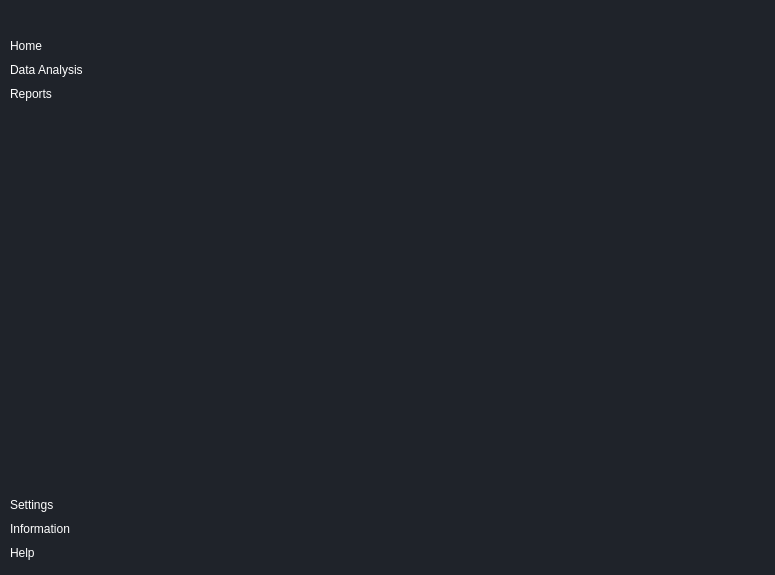
The window that modern_ui_22/ingerface.ui (foreverhary/pyside_practice) describes before a commit, drawn with Qt 5.
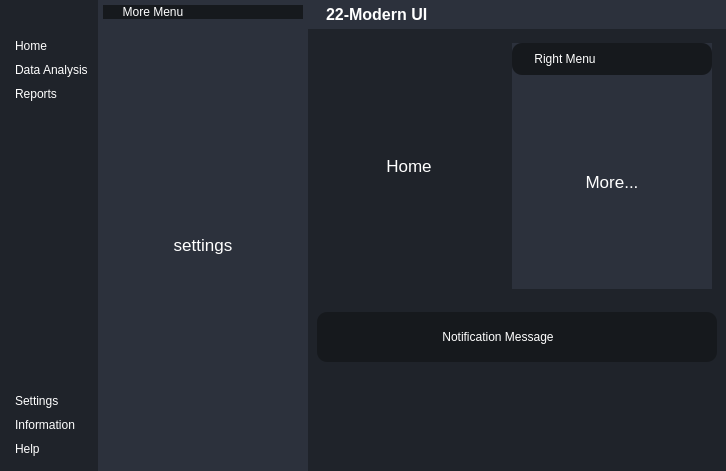
The same window after the commit. The open tabs and pages were chosen to show the change. Icons and pictures are not drawn.

Commit message: middle of ui making

Diff of the .ui file:
```diff
--- a/modern_ui_22/ingerface.ui
+++ b/modern_ui_22/ingerface.ui
@@ -6,8 +6,8 @@
    <rect>
     <x>0</x>
     <y>0</y>
-    <width>775</width>
-    <height>575</height>
+    <width>726</width>
+    <height>471</height>
    </rect>
   </property>
   <property name="windowTitle">
@@ -33,6 +33,16 @@
 	padding: 5px 10px;
 	border-top-left-radius: 10px;
 	border-bottom-left-radius: 10px;
+}
+#centerMenuSubContainer, #rightMenuSubContainer{
+	background-color: #2c313c;
+}
+#frame_4, #frame_8, #popupNotificationSubContainer{
+	background-color: #16191d;
+	border-radius: 10px;
+}
+#headerContainer, #footerContainter{
+	background-color: #2c313c;
 }</string>
   </property>
   <widget class="QWidget" name="centralwidget">
@@ -80,7 +90,7 @@
            <number>0</number>
           </property>
           <property name="leftMargin">
-           <number>0</number>
+           <number>5</number>
           </property>
           <property name="topMargin">
            <number>0</number>
@@ -340,6 +350,184 @@
       </layout>
      </widget>
     </item>
+    <item alignment="Qt::AlignLeft">
+     <widget class="QWidget" name="centerMenuContainer" native="true">
+      <property name="styleSheet">
+       <string notr="true"/>
+      </property>
+      <layout class="QVBoxLayout" name="verticalLayout_5">
+       <property name="spacing">
+        <number>0</number>
+       </property>
+       <property name="leftMargin">
+        <number>0</number>
+       </property>
+       <property name="topMargin">
+        <number>0</number>
+       </property>
+       <property name="rightMargin">
+        <number>0</number>
+       </property>
+       <property name="bottomMargin">
+        <number>0</number>
+       </property>
+       <item>
+        <widget class="QWidget" name="centerMenuSubContainer" native="true">
+         <property name="minimumSize">
+          <size>
+           <width>200</width>
+           <height>0</height>
+          </size>
+         </property>
+         <layout class="QVBoxLayout" name="verticalLayout_6">
+          <property name="spacing">
+           <number>5</number>
+          </property>
+          <property name="leftMargin">
+           <number>5</number>
+          </property>
+          <property name="topMargin">
+           <number>5</number>
+          </property>
+          <property name="rightMargin">
+           <number>5</number>
+          </property>
+          <property name="bottomMargin">
+           <number>5</number>
+          </property>
+          <item alignment="Qt::AlignTop">
+           <widget class="QFrame" name="frame_4">
+            <property name="frameShape">
+             <enum>QFrame::StyledPanel</enum>
+            </property>
+            <property name="frameShadow">
+             <enum>QFrame::Raised</enum>
+            </property>
+            <layout class="QHBoxLayout" name="horizontalLayout_4">
+             <property name="spacing">
+              <number>0</number>
+             </property>
+             <property name="leftMargin">
+              <number>0</number>
+             </property>
+             <property name="topMargin">
+              <number>0</number>
+             </property>
+             <property name="rightMargin">
+              <number>0</number>
+             </property>
+             <property name="bottomMargin">
+              <number>0</number>
+             </property>
+             <item>
+              <widget class="QLabel" name="label">
+               <property name="text">
+                <string>More Menu</string>
+               </property>
+               <property name="alignment">
+                <set>Qt::AlignCenter</set>
+               </property>
+              </widget>
+             </item>
+             <item alignment="Qt::AlignRight">
+              <widget class="QPushButton" name="pushButton">
+               <property name="toolTip">
+                <string>Close Menu</string>
+               </property>
+               <property name="text">
+                <string/>
+               </property>
+               <property name="icon">
+                <iconset resource="resources.qrc">
+                 <normaloff>:/icons/feather/x-circle.svg</normaloff>:/icons/feather/x-circle.svg</iconset>
+               </property>
+               <property name="iconSize">
+                <size>
+                 <width>24</width>
+                 <height>24</height>
+                </size>
+               </property>
+              </widget>
+             </item>
+            </layout>
+           </widget>
+          </item>
+          <item>
+           <widget class="QStackedWidget" name="stackedWidget">
+            <property name="minimumSize">
+             <size>
+              <width>200</width>
+              <height>0</height>
+             </size>
+            </property>
+            <property name="currentIndex">
+             <number>0</number>
+            </property>
+            <widget class="QWidget" name="page">
+             <layout class="QVBoxLayout" name="verticalLayout_7">
+              <item>
+               <widget class="QLabel" name="label_2">
+                <property name="font">
+                 <font>
+                  <pointsize>13</pointsize>
+                 </font>
+                </property>
+                <property name="text">
+                 <string>settings</string>
+                </property>
+                <property name="alignment">
+                 <set>Qt::AlignCenter</set>
+                </property>
+               </widget>
+              </item>
+             </layout>
+            </widget>
+            <widget class="QWidget" name="page_2">
+             <layout class="QVBoxLayout" name="verticalLayout_9">
+              <item>
+               <widget class="QLabel" name="label_4">
+                <property name="font">
+                 <font>
+                  <pointsize>13</pointsize>
+                 </font>
+                </property>
+                <property name="text">
+                 <string>Information</string>
+                </property>
+                <property name="alignment">
+                 <set>Qt::AlignCenter</set>
+                </property>
+               </widget>
+              </item>
+             </layout>
+            </widget>
+            <widget class="QWidget" name="page_3">
+             <layout class="QVBoxLayout" name="verticalLayout_8">
+              <item>
+               <widget class="QLabel" name="label_5">
+                <property name="font">
+                 <font>
+                  <pointsize>13</pointsize>
+                 </font>
+                </property>
+                <property name="text">
+                 <string>Help</string>
+                </property>
+                <property name="alignment">
+                 <set>Qt::AlignCenter</set>
+                </property>
+               </widget>
+              </item>
+             </layout>
+            </widget>
+           </widget>
+          </item>
+         </layout>
+        </widget>
+       </item>
+      </layout>
+     </widget>
+    </item>
     <item>
      <widget class="QWidget" name="mainBodyContainer" native="true">
       <property name="sizePolicy">
@@ -351,6 +539,565 @@
       <property name="toolTip">
        <string/>
       </property>
+      <property name="styleSheet">
+       <string notr="true"/>
+      </property>
+      <layout class="QVBoxLayout" name="verticalLayout_10">
+       <property name="spacing">
+        <number>0</number>
+       </property>
+       <property name="leftMargin">
+        <number>0</number>
+       </property>
+       <property name="topMargin">
+        <number>0</number>
+       </property>
+       <property name="rightMargin">
+        <number>0</number>
+       </property>
+       <property name="bottomMargin">
+        <number>100</number>
+       </property>
+       <item alignment="Qt::AlignTop">
+        <widget class="QWidget" name="headerContainer" native="true">
+         <layout class="QHBoxLayout" name="horizontalLayout_5">
+          <property name="spacing">
+           <number>5</number>
+          </property>
+          <property name="leftMargin">
+           <number>5</number>
+          </property>
+          <property name="topMargin">
+           <number>5</number>
+          </property>
+          <property name="rightMargin">
+           <number>5</number>
+          </property>
+          <property name="bottomMargin">
+           <number>5</number>
+          </property>
+          <item alignment="Qt::AlignLeft">
+           <widget class="QFrame" name="frame_5">
+            <property name="frameShape">
+             <enum>QFrame::StyledPanel</enum>
+            </property>
+            <property name="frameShadow">
+             <enum>QFrame::Raised</enum>
+            </property>
+            <layout class="QHBoxLayout" name="horizontalLayout_7">
+             <property name="spacing">
+              <number>6</number>
+             </property>
+             <property name="leftMargin">
+              <number>0</number>
+             </property>
+             <property name="topMargin">
+              <number>0</number>
+             </property>
+             <property name="rightMargin">
+              <number>0</number>
+             </property>
+             <property name="bottomMargin">
+              <number>0</number>
+             </property>
+             <item>
+              <widget class="QLabel" name="label_3">
+               <property name="maximumSize">
+                <size>
+                 <width>30</width>
+                 <height>30</height>
+                </size>
+               </property>
+               <property name="text">
+                <string/>
+               </property>
+               <property name="pixmap">
+                <pixmap resource="resources.qrc">:/images/22-logo.png</pixmap>
+               </property>
+               <property name="scaledContents">
+                <bool>true</bool>
+               </property>
+              </widget>
+             </item>
+             <item>
+              <widget class="QLabel" name="label_6">
+               <property name="font">
+                <font>
+                 <pointsize>12</pointsize>
+                 <weight>75</weight>
+                 <bold>true</bold>
+                </font>
+               </property>
+               <property name="text">
+                <string>22-Modern UI</string>
+               </property>
+              </widget>
+             </item>
+            </layout>
+           </widget>
+          </item>
+          <item alignment="Qt::AlignHCenter">
+           <widget class="QFrame" name="frame_6">
+            <property name="frameShape">
+             <enum>QFrame::StyledPanel</enum>
+            </property>
+            <property name="frameShadow">
+             <enum>QFrame::Raised</enum>
+            </property>
+            <layout class="QHBoxLayout" name="horizontalLayout_6">
+             <property name="spacing">
+              <number>0</number>
+             </property>
+             <property name="leftMargin">
+              <number>0</number>
+             </property>
+             <property name="topMargin">
+              <number>0</number>
+             </property>
+             <property name="rightMargin">
+              <number>0</number>
+             </property>
+             <property name="bottomMargin">
+              <number>0</number>
+             </property>
+             <item>
+              <widget class="QPushButton" name="pushButton_6">
+               <property name="toolTip">
+                <string>More</string>
+               </property>
+               <property name="text">
+                <string/>
+               </property>
+               <property name="icon">
+                <iconset resource="resources.qrc">
+                 <normaloff>:/icons/feather/more-horizontal.svg</normaloff>:/icons/feather/more-horizontal.svg</iconset>
+               </property>
+               <property name="iconSize">
+                <size>
+                 <width>24</width>
+                 <height>24</height>
+                </size>
+               </property>
+              </widget>
+             </item>
+             <item>
+              <widget class="QPushButton" name="pushButton_5">
+               <property name="toolTip">
+                <string>Profile</string>
+               </property>
+               <property name="text">
+                <string/>
+               </property>
+               <property name="icon">
+                <iconset resource="resources.qrc">
+                 <normaloff>:/icons/feather/user.svg</normaloff>:/icons/feather/user.svg</iconset>
+               </property>
+               <property name="iconSize">
+                <size>
+                 <width>24</width>
+                 <height>24</height>
+                </size>
+               </property>
+              </widget>
+             </item>
+            </layout>
+           </widget>
+          </item>
+          <item alignment="Qt::AlignRight">
+           <widget class="QFrame" name="frame_7">
+            <property name="frameShape">
+             <enum>QFrame::StyledPanel</enum>
+            </property>
+            <property name="frameShadow">
+             <enum>QFrame::Raised</enum>
+            </property>
+            <layout class="QHBoxLayout" name="horizontalLayout_3">
+             <property name="spacing">
+              <number>0</number>
+             </property>
+             <property name="leftMargin">
+              <number>0</number>
+             </property>
+             <property name="topMargin">
+              <number>0</number>
+             </property>
+             <property name="rightMargin">
+              <number>0</number>
+             </property>
+             <property name="bottomMargin">
+              <number>0</number>
+             </property>
+             <item>
+              <widget class="QPushButton" name="pushButton_2">
+               <property name="toolTip">
+                <string>Minimize Window</string>
+               </property>
+               <property name="text">
+                <string/>
+               </property>
+               <property name="icon">
+                <iconset resource="resources.qrc">
+                 <normaloff>:/icons/feather/minus.svg</normaloff>:/icons/feather/minus.svg</iconset>
+               </property>
+               <property name="iconSize">
+                <size>
+                 <width>16</width>
+                 <height>16</height>
+                </size>
+               </property>
+              </widget>
+             </item>
+             <item>
+              <widget class="QPushButton" name="pushButton_3">
+               <property name="toolTip">
+                <string>Restore Window</string>
+               </property>
+               <property name="text">
+                <string/>
+               </property>
+               <property name="icon">
+                <iconset resource="resources.qrc">
+                 <normaloff>:/icons/feather/square.svg</normaloff>:/icons/feather/square.svg</iconset>
+               </property>
+               <property name="iconSize">
+                <size>
+                 <width>16</width>
+                 <height>16</height>
+                </size>
+               </property>
+              </widget>
+             </item>
+             <item>
+              <widget class="QPushButton" name="pushButton_4">
+               <property name="toolTip">
+                <string>Close Window</string>
+               </property>
+               <property name="text">
+                <string/>
+               </property>
+               <property name="icon">
+                <iconset resource="resources.qrc">
+                 <normaloff>:/icons/feather/x.svg</normaloff>:/icons/feather/x.svg</iconset>
+               </property>
+               <property name="iconSize">
+                <size>
+                 <width>16</width>
+                 <height>16</height>
+                </size>
+               </property>
+              </widget>
+             </item>
+            </layout>
+           </widget>
+          </item>
+         </layout>
+        </widget>
+       </item>
+       <item>
+        <widget class="QWidget" name="mainBodyContent" native="true">
+         <property name="sizePolicy">
+          <sizepolicy hsizetype="Preferred" vsizetype="Expanding">
+           <horstretch>0</horstretch>
+           <verstretch>0</verstretch>
+          </sizepolicy>
+         </property>
+         <layout class="QHBoxLayout" name="horizontalLayout_8">
+          <item>
+           <widget class="QWidget" name="mainContentsContainer" native="true">
+            <layout class="QVBoxLayout" name="verticalLayout_15">
+             <property name="spacing">
+              <number>5</number>
+             </property>
+             <property name="leftMargin">
+              <number>5</number>
+             </property>
+             <property name="topMargin">
+              <number>5</number>
+             </property>
+             <property name="rightMargin">
+              <number>5</number>
+             </property>
+             <property name="bottomMargin">
+              <number>5</number>
+             </property>
+             <item>
+              <widget class="QStackedWidget" name="stackedWidget_3">
+               <widget class="QWidget" name="page_6">
+                <layout class="QVBoxLayout" name="verticalLayout_16">
+                 <item>
+                  <widget class="QLabel" name="label_10">
+                   <property name="font">
+                    <font>
+                     <pointsize>13</pointsize>
+                    </font>
+                   </property>
+                   <property name="text">
+                    <string>Home</string>
+                   </property>
+                   <property name="alignment">
+                    <set>Qt::AlignCenter</set>
+                   </property>
+                  </widget>
+                 </item>
+                </layout>
+               </widget>
+               <widget class="QWidget" name="page_7">
+                <layout class="QVBoxLayout" name="verticalLayout_17">
+                 <item>
+                  <widget class="QLabel" name="label_11">
+                   <property name="font">
+                    <font>
+                     <pointsize>13</pointsize>
+                    </font>
+                   </property>
+                   <property name="text">
+                    <string>Data Analysis</string>
+                   </property>
+                   <property name="alignment">
+                    <set>Qt::AlignCenter</set>
+                   </property>
+                  </widget>
+                 </item>
+                </layout>
+               </widget>
+               <widget class="QWidget" name="page_8">
+                <layout class="QVBoxLayout" name="verticalLayout_18">
+                 <item>
+                  <widget class="QLabel" name="label_12">
+                   <property name="font">
+                    <font>
+                     <pointsize>13</pointsize>
+                    </font>
+                   </property>
+                   <property name="text">
+                    <string>Reports</string>
+                   </property>
+                   <property name="alignment">
+                    <set>Qt::AlignCenter</set>
+                   </property>
+                  </widget>
+                 </item>
+                </layout>
+               </widget>
+              </widget>
+             </item>
+            </layout>
+           </widget>
+          </item>
+          <item alignment="Qt::AlignRight">
+           <widget class="QWidget" name="rightMenuContainer" native="true">
+            <property name="minimumSize">
+             <size>
+              <width>200</width>
+              <height>0</height>
+             </size>
+            </property>
+            <layout class="QVBoxLayout" name="verticalLayout_11">
+             <property name="spacing">
+              <number>5</number>
+             </property>
+             <property name="leftMargin">
+              <number>5</number>
+             </property>
+             <property name="topMargin">
+              <number>5</number>
+             </property>
+             <property name="rightMargin">
+              <number>5</number>
+             </property>
+             <property name="bottomMargin">
+              <number>5</number>
+             </property>
+             <item>
+              <widget class="QWidget" name="rightMenuSubContainer" native="true">
+               <property name="minimumSize">
+                <size>
+                 <width>200</width>
+                 <height>0</height>
+                </size>
+               </property>
+               <layout class="QVBoxLayout" name="verticalLayout_12">
+                <property name="spacing">
+                 <number>0</number>
+                </property>
+                <property name="leftMargin">
+                 <number>0</number>
+                </property>
+                <property name="topMargin">
+                 <number>0</number>
+                </property>
+                <property name="rightMargin">
+                 <number>0</number>
+                </property>
+                <property name="bottomMargin">
+                 <number>0</number>
+                </property>
+                <item>
+                 <widget class="QFrame" name="frame_8">
+                  <property name="frameShape">
+                   <enum>QFrame::StyledPanel</enum>
+                  </property>
+                  <property name="frameShadow">
+                   <enum>QFrame::Raised</enum>
+                  </property>
+                  <layout class="QHBoxLayout" name="horizontalLayout_9">
+                   <item>
+                    <widget class="QLabel" name="label_7">
+                     <property name="text">
+                      <string>Right Menu</string>
+                     </property>
+                     <property name="alignment">
+                      <set>Qt::AlignCenter</set>
+                     </property>
+                    </widget>
+                   </item>
+                   <item alignment="Qt::AlignRight">
+                    <widget class="QPushButton" name="pushButton_7">
+                     <property name="toolTip">
+                      <string>Close Menu</string>
+                     </property>
+                     <property name="text">
+                      <string/>
+                     </property>
+                     <property name="icon">
+                      <iconset resource="resources.qrc">
+                       <normaloff>:/icons/feather/x-circle.svg</normaloff>:/icons/feather/x-circle.svg</iconset>
+                     </property>
+                     <property name="iconSize">
+                      <size>
+                       <width>24</width>
+                       <height>24</height>
+                      </size>
+                     </property>
+                    </widget>
+                   </item>
+                  </layout>
+                 </widget>
+                </item>
+                <item>
+                 <widget class="QStackedWidget" name="stackedWidget_2">
+                  <property name="minimumSize">
+                   <size>
+                    <width>0</width>
+                    <height>0</height>
+                   </size>
+                  </property>
+                  <widget class="QWidget" name="page_4">
+                   <layout class="QVBoxLayout" name="verticalLayout_13">
+                    <item>
+                     <widget class="QLabel" name="label_8">
+                      <property name="font">
+                       <font>
+                        <pointsize>13</pointsize>
+                       </font>
+                      </property>
+                      <property name="text">
+                       <string>Profile</string>
+                      </property>
+                      <property name="alignment">
+                       <set>Qt::AlignCenter</set>
+                      </property>
+                     </widget>
+                    </item>
+                   </layout>
+                  </widget>
+                  <widget class="QWidget" name="page_5">
+                   <layout class="QVBoxLayout" name="verticalLayout_14">
+                    <item>
+                     <widget class="QLabel" name="label_9">
+                      <property name="minimumSize">
+                       <size>
+                        <width>0</width>
+                        <height>0</height>
+                       </size>
+                      </property>
+                      <property name="font">
+                       <font>
+                        <pointsize>13</pointsize>
+                       </font>
+                      </property>
+                      <property name="text">
+                       <string>More...</string>
+                      </property>
+                      <property name="alignment">
+                       <set>Qt::AlignCenter</set>
+                      </property>
+                     </widget>
+                    </item>
+                   </layout>
+                  </widget>
+                 </widget>
+                </item>
+               </layout>
+              </widget>
+             </item>
+            </layout>
+           </widget>
+          </item>
+         </layout>
+        </widget>
+       </item>
+       <item>
+        <widget class="QWidget" name="popupNotificationContainer" native="true">
+         <layout class="QVBoxLayout" name="verticalLayout_19">
+          <item>
+           <widget class="QWidget" name="popupNotificationSubContainer" native="true">
+            <layout class="QVBoxLayout" name="verticalLayout_20">
+             <item>
+              <widget class="QFrame" name="frame_9">
+               <property name="frameShape">
+                <enum>QFrame::StyledPanel</enum>
+               </property>
+               <property name="frameShadow">
+                <enum>QFrame::Raised</enum>
+               </property>
+               <layout class="QHBoxLayout" name="horizontalLayout_10">
+                <item>
+                 <widget class="QLabel" name="label_13">
+                  <property name="sizePolicy">
+                   <sizepolicy hsizetype="Expanding" vsizetype="Preferred">
+                    <horstretch>0</horstretch>
+                    <verstretch>0</verstretch>
+                   </sizepolicy>
+                  </property>
+                  <property name="text">
+                   <string>Notification Message</string>
+                  </property>
+                  <property name="alignment">
+                   <set>Qt::AlignCenter</set>
+                  </property>
+                 </widget>
+                </item>
+                <item alignment="Qt::AlignRight">
+                 <widget class="QPushButton" name="pushButton_8">
+                  <property name="toolTip">
+                   <string>Close notification</string>
+                  </property>
+                  <property name="text">
+                   <string/>
+                  </property>
+                  <property name="icon">
+                   <iconset resource="resources.qrc">
+                    <normaloff>:/icons/feather/x-circle.svg</normaloff>:/icons/feather/x-circle.svg</iconset>
+                  </property>
+                  <property name="iconSize">
+                   <size>
+                    <width>24</width>
+                    <height>24</height>
+                   </size>
+                  </property>
+                 </widget>
+                </item>
+               </layout>
+              </widget>
+             </item>
+            </layout>
+           </widget>
+          </item>
+         </layout>
+        </widget>
+       </item>
+      </layout>
      </widget>
     </item>
    </layout>
```
The commit also changes 2 other files.
